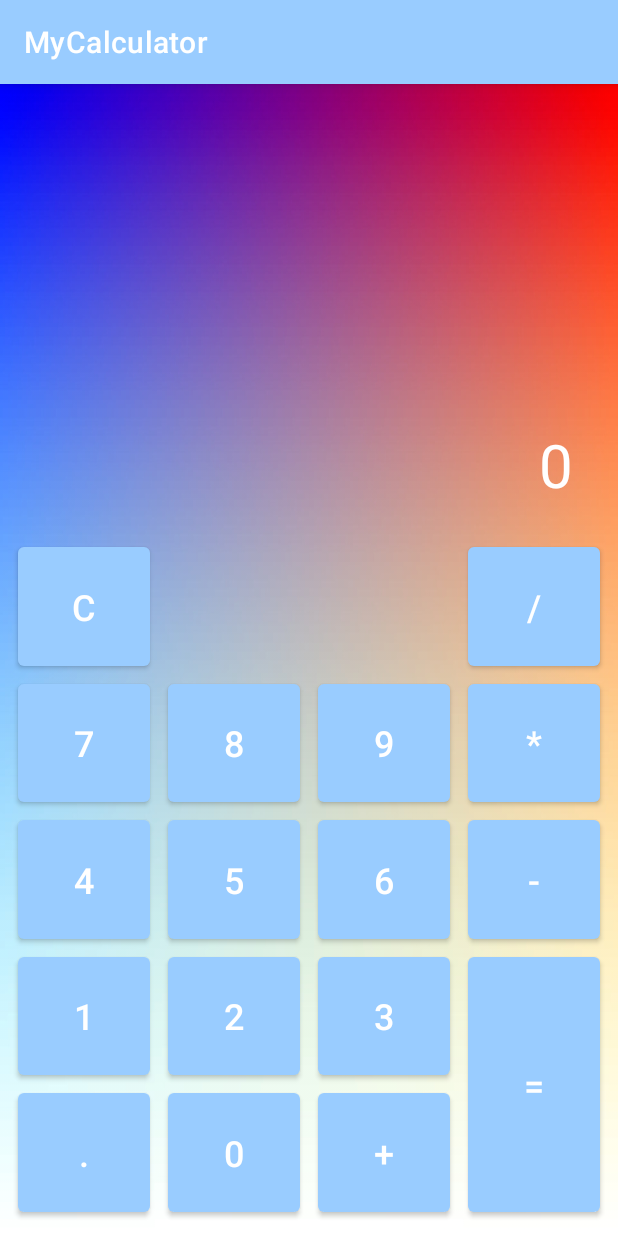
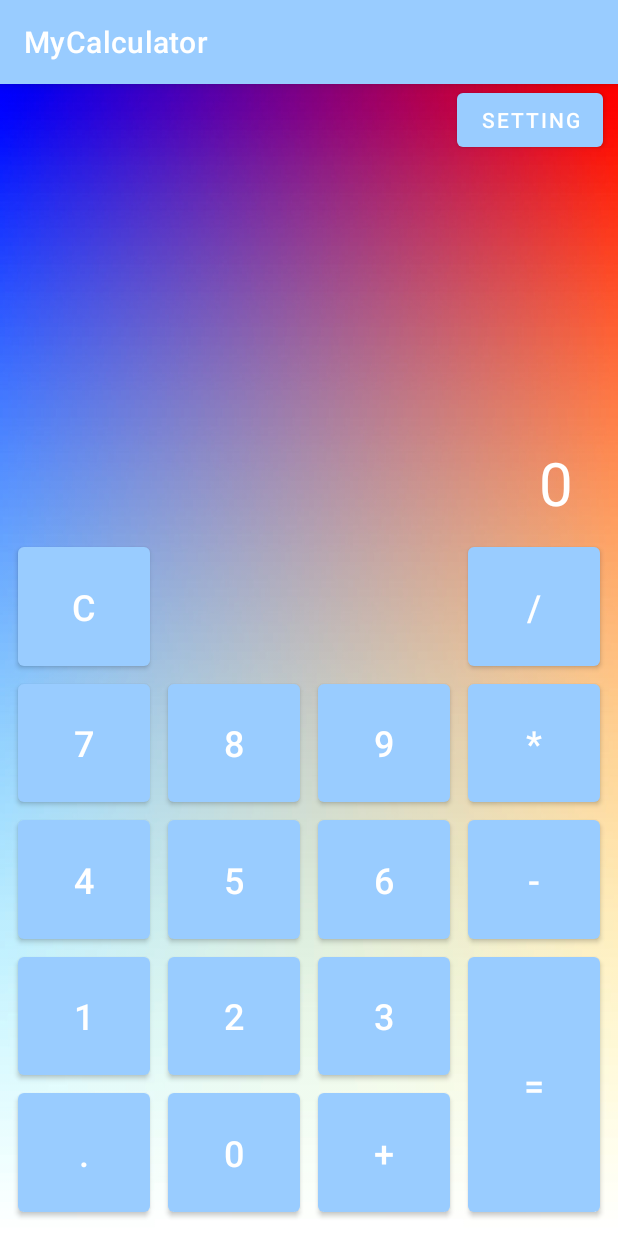
Before and after one commit to Navara91/MyCalculator, an Android app: the screen it shows after launch (MainActivity), on a phone screen of 412 x 824 dp. Run offline under Robolectric (Android 15) with nearby library versions, the phone set to English and light mode, and no system bars.

Commit message:
create new button of setting

```diff
--- a/app/src/main/res/layout-land/activity_main.xml
+++ b/app/src/main/res/layout-land/activity_main.xml
@@ -38,12 +38,24 @@
                 android:layout_width="0dp"
                 android:layout_height="0dp"
                 android:layout_marginStart="@dimen/button_margin"
+                android:layout_marginEnd="@dimen/button_margin"
                 android:text="@string/clear_string"
                 android:textSize="@dimen/button_size_dimension"
                 app:layout_constraintBottom_toTopOf="@id/digit_four_button"
                 app:layout_constraintEnd_toStartOf="@id/digit_seven_button"
                 app:layout_constraintStart_toStartOf="parent"
                 app:layout_constraintTop_toTopOf="parent" />
+
+            <com.google.android.material.button.MaterialButton
+                android:id="@+id/setting_button"
+                android:layout_width="0dp"
+                android:layout_height="0dp"
+                android:text="@string/name_button_setting"
+                android:layout_marginStart="@dimen/button_margin"
+                app:layout_constraintBottom_toBottomOf="parent"
+                app:layout_constraintEnd_toEndOf="@id/clear_button"
+                app:layout_constraintStart_toStartOf="parent"
+                app:layout_constraintTop_toBottomOf="@id/digit_one_button" />
 
             <com.google.android.material.button.MaterialButton
                 android:id="@+id/digit_seven_button"
@@ -92,13 +104,12 @@
                 android:id="@+id/digit_four_button"
                 android:layout_width="0dp"
                 android:layout_height="0dp"
-                android:layout_marginStart="@dimen/button_margin"
                 android:layout_marginEnd="@dimen/button_margin"
                 android:text="@string/digit_four_string"
                 android:textSize="@dimen/button_size_dimension"
                 app:layout_constraintBottom_toTopOf="@id/digit_one_button"
                 app:layout_constraintEnd_toStartOf="@id/digit_five_button"
-                app:layout_constraintStart_toEndOf="@id/clear_button"
+                app:layout_constraintStart_toStartOf="@id/digit_seven_button"
                 app:layout_constraintTop_toBottomOf="@id/digit_seven_button" />
 
             <com.google.android.material.button.MaterialButton
@@ -131,13 +142,12 @@
                 android:id="@+id/digit_one_button"
                 android:layout_width="0dp"
                 android:layout_height="0dp"
-                android:layout_marginStart="@dimen/button_margin"
                 android:layout_marginEnd="@dimen/button_margin"
                 android:text="@string/digit_one_string"
                 android:textSize="@dimen/button_size_dimension"
                 app:layout_constraintBottom_toTopOf="@id/dot_button"
                 app:layout_constraintEnd_toStartOf="@id/digit_two_button"
-                app:layout_constraintStart_toEndOf="@id/clear_button"
+                app:layout_constraintStart_toStartOf="@id/digit_seven_button"
                 app:layout_constraintTop_toBottomOf="@id/digit_four_button" />
 
             <com.google.android.material.button.MaterialButton
@@ -169,13 +179,12 @@
                 android:id="@+id/dot_button"
                 android:layout_width="0dp"
                 android:layout_height="0dp"
-                android:layout_marginStart="@dimen/button_margin"
                 android:layout_marginEnd="@dimen/button_margin"
                 android:text="@string/dot_string"
                 android:textSize="@dimen/button_size_dimension"
                 app:layout_constraintBottom_toBottomOf="parent"
                 app:layout_constraintEnd_toStartOf="@id/digit_zero_button"
-                app:layout_constraintStart_toEndOf="@id/clear_button"
+                app:layout_constraintStart_toStartOf="@id/digit_seven_button"
                 app:layout_constraintTop_toBottomOf="@id/digit_one_button" />
 
             <com.google.android.material.button.MaterialButton
--- a/app/src/main/res/layout/activity_main.xml
+++ b/app/src/main/res/layout/activity_main.xml
@@ -23,6 +23,13 @@
             android:layout_weight="2"
             android:orientation="vertical">
 
+            <com.google.android.material.button.MaterialButton
+                android:id="@+id/setting_button"
+                android:layout_width="wrap_content"
+                android:layout_height="wrap_content"
+                android:text="@string/name_button_setting"
+                android:layout_marginEnd="@dimen/button_margin"
+                android:layout_gravity="end"/>
             <Space
                 android:layout_width="match_parent"
                 android:layout_height="0dp"
--- a/app/src/main/res/values/strings.xml
+++ b/app/src/main/res/values/strings.xml
@@ -17,4 +17,5 @@
     <string name="digit_eight_string">8</string>
     <string name="digit_seven_string">7</string>
     <string name="clear_string">C</string>
+    <string name="name_button_setting">Setting</string>
 </resources>
```
